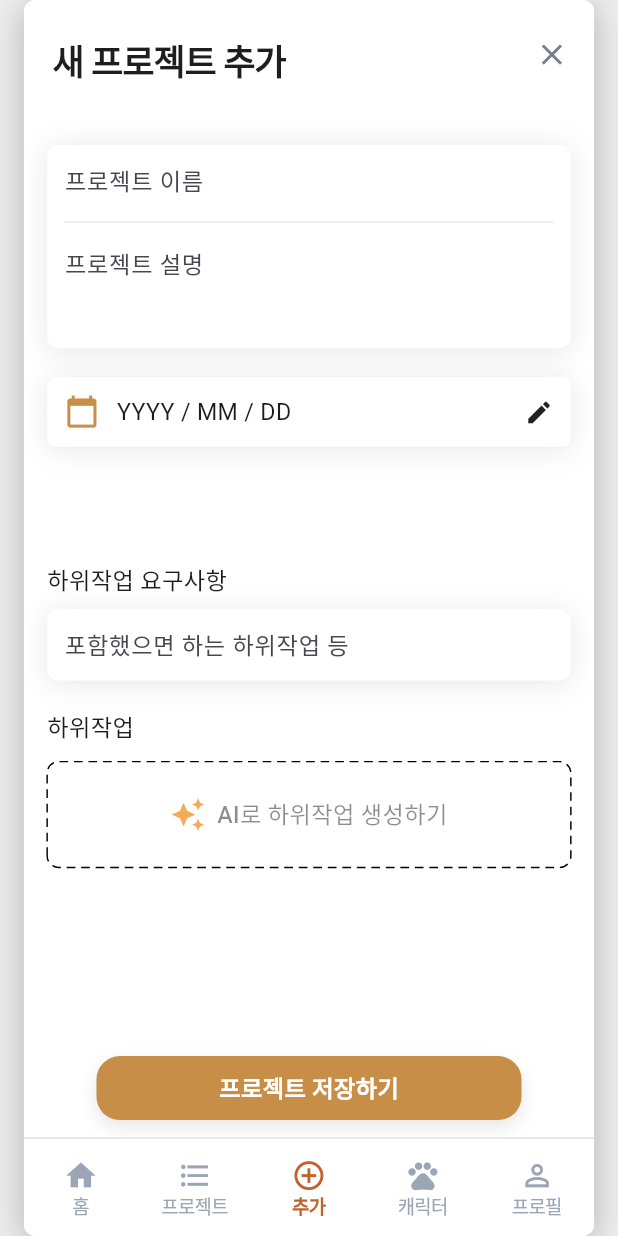
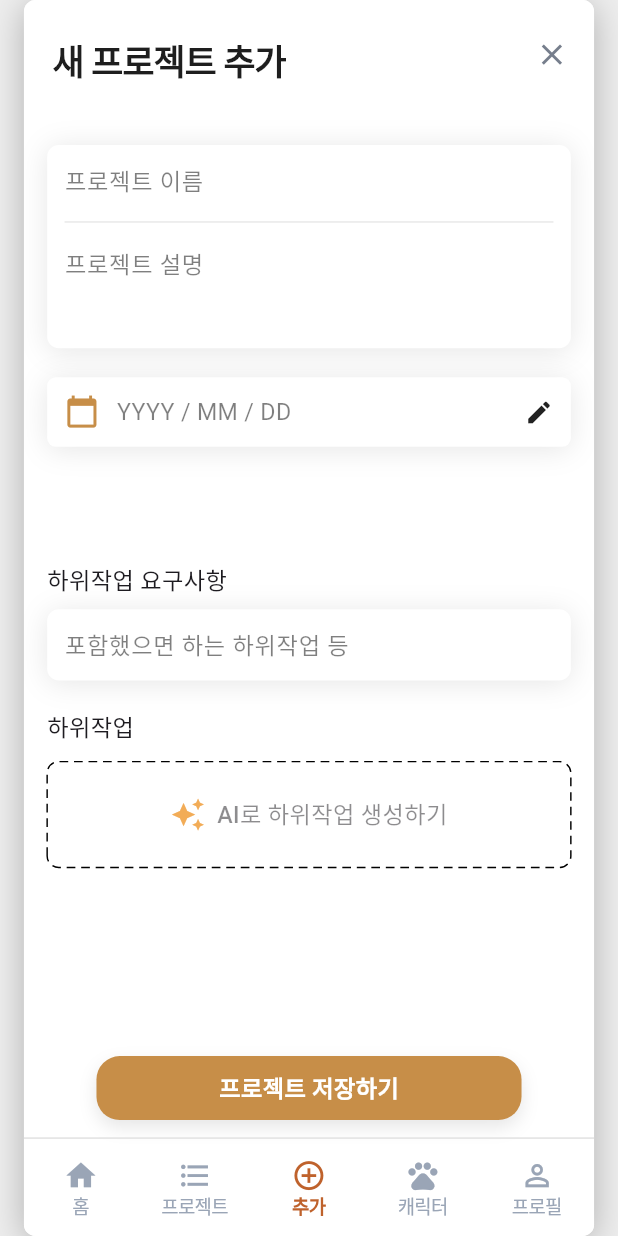
Before and after one commit to DoMo-next-contest/DoMo-Front, a Flutter app: the AddPage screen opened by its route, on a phone screen of 412 x 824 dp. Run offline on Flutter 3.47's test engine with Material 3 defaults, Android fonts, the phone set to English and light mode, and no system bars; drawn by our look-alikes of dotted_border; our stand-ins replace flutter_secure_storage, shared_preferences, table_calendar; missing offline and left inert: flutter_3d_controller, model_viewer_plus; accounts and stored records are empty; network calls fail; statements that could not run were skipped.

Commit message:
modified:   lib/screens/add_page.dart 	modified:   lib/screens/profile/profile_page.dart

```diff
--- a/lib/screens/add_page.dart
+++ b/lib/screens/add_page.dart
@@ -571,10 +571,15 @@ Future<void> _editSubtask(Subtask sub, int index) async {
                                   isDense: true,
                                   contentPadding: EdgeInsets.zero,
                                   hintText: '프로젝트 이름',
+                                  hintStyle: TextStyle(
+                                    fontSize: 16,
+                                    fontWeight: FontWeight.w500,
+                                    color: Color(0x80000000),
+                                  ),
                                   border: InputBorder.none,
                                 ),
                                 style: const TextStyle(
-                                    fontSize: 16, fontWeight: FontWeight.w500),
+                                    fontSize: 16, fontWeight: FontWeight.w500,)
                               ),
                               const SizedBox(height: 8),
                               const Divider(color: Color(0x4CB1B1B1)),
@@ -583,7 +588,13 @@ Future<void> _editSubtask(Subtask sub, int index) async {
                                 child: TextField(
                                   controller: _detailsController,
                                   decoration: const InputDecoration.collapsed(
-                                      hintText: '프로젝트 설명'),
+                                      hintText: '프로젝트 설명',
+                                      hintStyle: TextStyle(
+                                        fontSize: 16,
+                                        fontWeight: FontWeight.w400,
+                                        color: Color(0x80000000),
+                                      ),
+                                    ),
                                   style: const TextStyle(
                                       fontSize: 16, fontWeight: FontWeight.w400),
                                 ),
@@ -616,10 +627,15 @@ Future<void> _editSubtask(Subtask sub, int index) async {
                               Expanded(
                                 child: Text(
                                   _dateController.text.isEmpty
-                                      ? 'YYYY / MM / DD'
-                                      : _dateController.text,
-                                  style: const TextStyle(
-                                      fontSize: 16, fontWeight: FontWeight.w400),
+                                    ? 'YYYY / MM / DD'
+                                    : _dateController.text,
+                                  style: TextStyle(
+                                    fontSize: 16,
+                                    fontWeight: FontWeight.w400,
+                                    color: _dateController.text.isEmpty
+                                      ? Color(0x80000000)   // placeholder일 때만 반투명
+                                      : Color(0xFF1E1E1E),  // 실제 날짜는 진한 색
+                                  ),
                                 ),
                               ),
                               InkWell(onTap: _selectDeadlineDate, child: const Icon(Icons.edit, size: 20)),
@@ -670,7 +686,12 @@ Future<void> _editSubtask(Subtask sub, int index) async {
                             controller: _requirementController,
                             maxLines: null,
                             decoration: const InputDecoration.collapsed(
-                                hintText: '포함했으면 하는 하위작업 등'),
+                                hintText: '포함했으면 하는 하위작업 등',
+                                hintStyle: TextStyle(
+                                  fontSize: 16,
+                                  fontWeight: FontWeight.w400,
+                                  color: Color(0x80000000),
+                                ),),
                           ),
                         ),
 
--- a/lib/screens/profile/profile_page.dart
+++ b/lib/screens/profile/profile_page.dart
@@ -280,9 +280,6 @@ class _ProfilePageState extends State<ProfilePage> {
                     Center(
                     child: TextButton(
                       onPressed: () async {
-                        // 1) 로그아웃 처리 (토큰 삭제 등)
-                        await ProfileService().logout();
-                        // 2) 로그인 화면으로 이동
                         Navigator.pushReplacementNamed(context, '/login');
                       },
                       style: TextButton.styleFrom(
```
